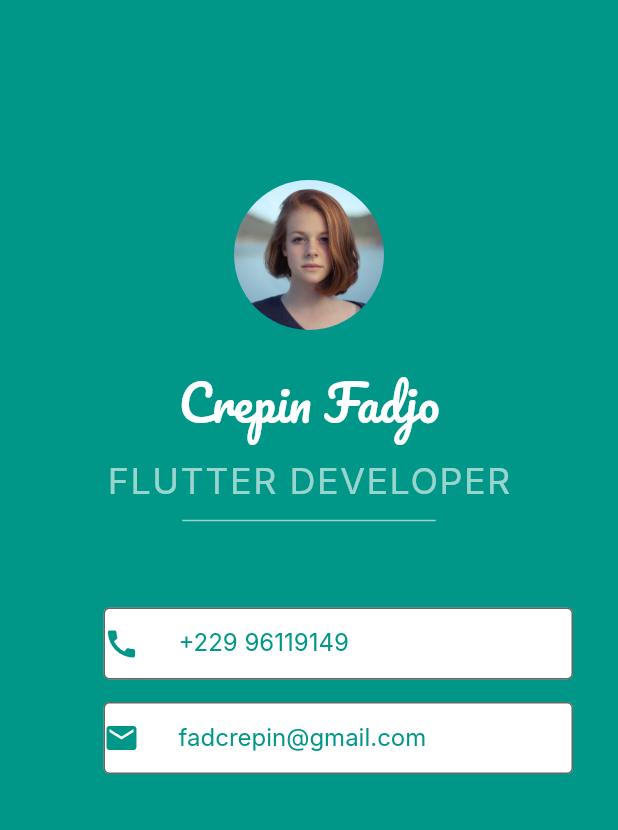
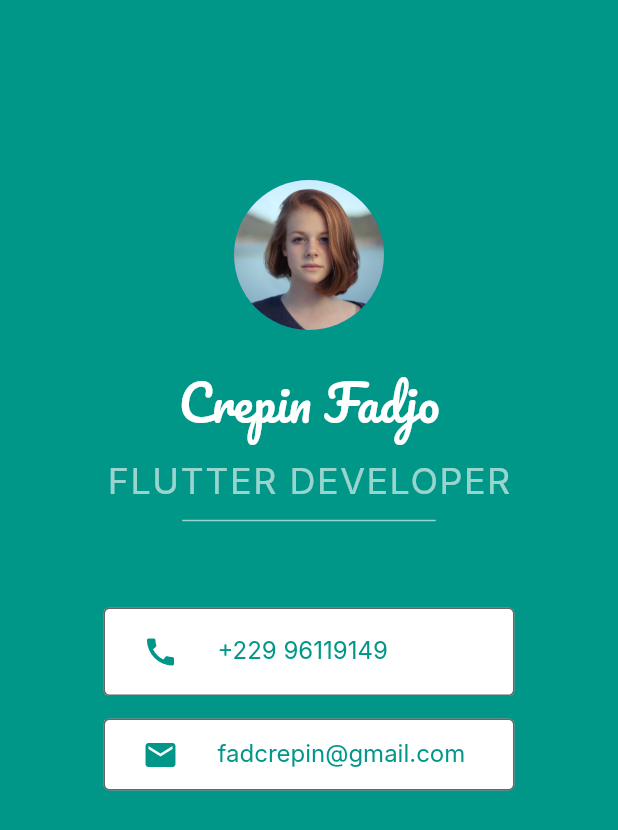
Before and after one commit to nandhinikaruppasamy/card, a Flutter app: the screen it shows after launch, on a phone screen of 412 x 824 dp. Shown: the top 830 px of the screen. Run offline on Flutter 3.47's test engine with Material 2 defaults, Android fonts, the phone set to English and light mode, and no system bars; our stand-ins replace google_fonts; Roboto replaces fonts that are missing (Inter).

Commit message:
initial commit

```diff
--- a/lib/main.dart
+++ b/lib/main.dart
@@ -68,20 +68,19 @@ class MyApp extends StatelessWidget {
                     Padding(
                       padding: const EdgeInsets.symmetric(horizontal: 30.0),
                       child: Padding(
-                        padding: const EdgeInsets.only(left: 39.0),
+                        padding: const EdgeInsets.only(left: 39.0, right: 39.0),
                         child: TextField(
                           style: TextStyle(color: Colors.teal),
                           decoration: InputDecoration(
                             labelText: '+229 96119149',
                             prefixIcon: Container(
-                              padding: const EdgeInsets.only(right: 26.0),
+                              padding: const EdgeInsets.only(
+                                  left: 26.0, right: 26.0),
                               child: Icon(
                                 Icons.call,
                                 color: Colors.teal,
                               ),
                             ),
-                            contentPadding:
-                                const EdgeInsets.fromLTRB(50.0, 0.0, 0.0, 0.0),
                             fillColor: Colors.white,
                             filled: true,
                             labelStyle: TextStyle(color: Colors.teal),
@@ -96,13 +95,14 @@ class MyApp extends StatelessWidget {
                     Padding(
                       padding: const EdgeInsets.symmetric(horizontal: 30.0),
                       child: Padding(
-                        padding: const EdgeInsets.only(left: 39.0),
+                        padding: const EdgeInsets.only(left: 39.0, right: 39.0),
                         child: TextField(
                           style: TextStyle(color: Colors.teal),
                           decoration: InputDecoration(
                             labelText: 'fadcrepin@gmail.com',
                             prefixIcon: Padding(
-                              padding: const EdgeInsets.only(right: 26.0),
+                              padding: const EdgeInsets.only(
+                                  right: 26.0, left: 26.0),
                               child: Icon(
                                 Icons.email,
                                 color: Colors.teal,
```
